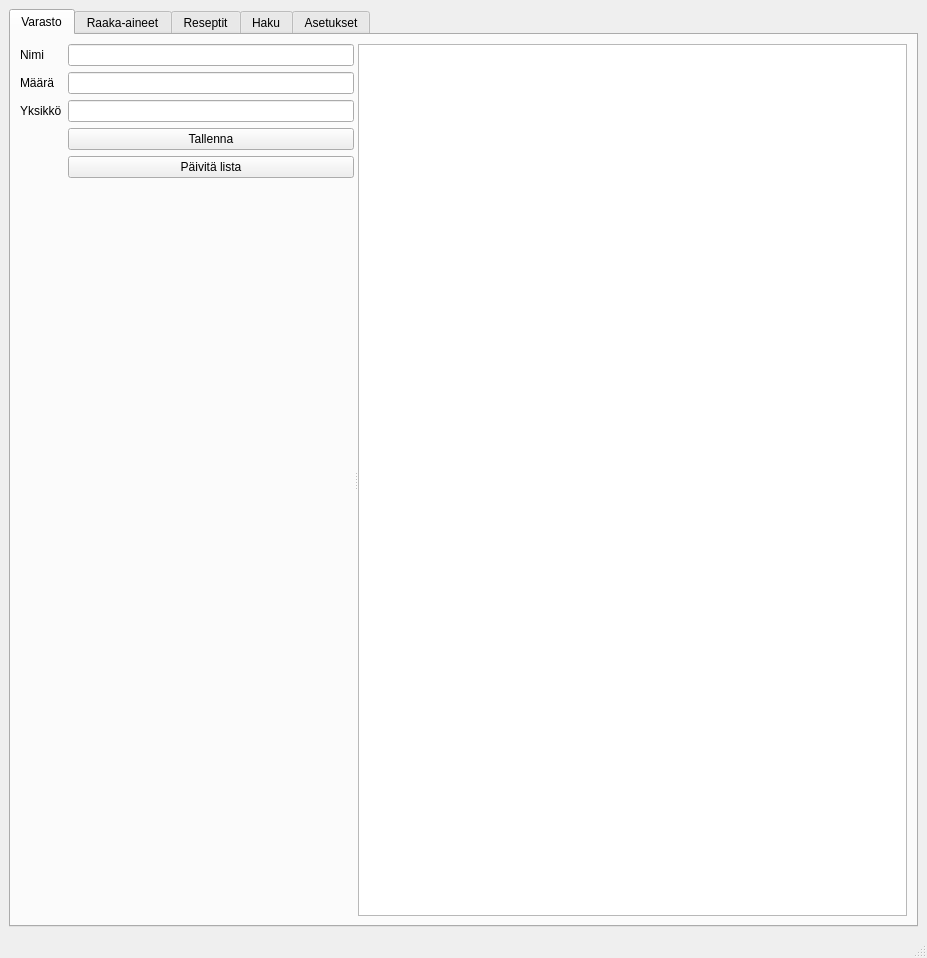
Old version of the form src/ReseptiGUI1.ui in the repository Kalmis/alykas-reseptikirja.
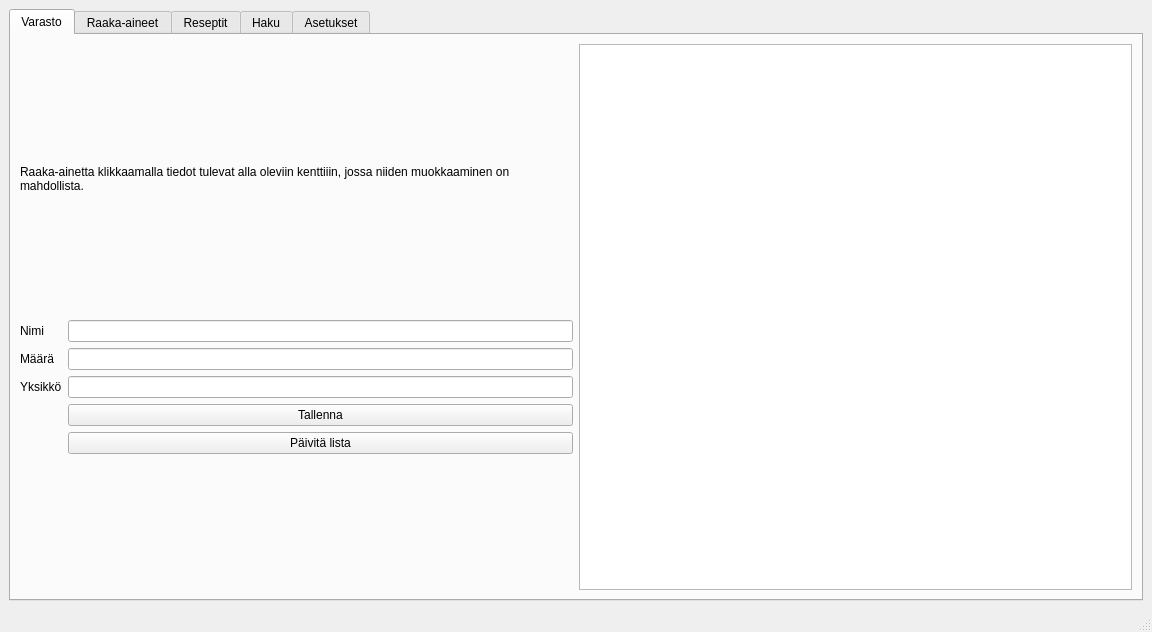
New version of the form. The open tabs and pages were chosen to show the change.

Diff of the .ui file:
```diff
--- a/src/ReseptiGUI1.ui
+++ b/src/ReseptiGUI1.ui
@@ -9,8 +9,8 @@
    <rect>
     <x>0</x>
     <y>0</y>
-    <width>927</width>
-    <height>958</height>
+    <width>1152</width>
+    <height>632</height>
    </rect>
   </property>
   <property name="mouseTracking">
@@ -38,20 +38,27 @@
        </attribute>
        <layout class="QHBoxLayout" name="horizontalLayout_2">
         <item>
-         <widget class="QSplitter" name="splitter">
-          <property name="orientation">
-           <enum>Qt::Horizontal</enum>
-          </property>
-          <widget class="QWidget" name="formLayoutWidget_3">
+         <layout class="QGridLayout" name="gridLayout_4">
+          <item row="0" column="0">
+           <widget class="QLabel" name="label">
+            <property name="text">
+             <string>Raaka-ainetta klikkaamalla tiedot tulevat alla oleviin kenttiiin, jossa niiden muokkaaminen on mahdollista.</string>
+            </property>
+            <property name="wordWrap">
+             <bool>true</bool>
+            </property>
+           </widget>
+          </item>
+          <item row="1" column="0">
            <layout class="QFormLayout" name="formLayout_3">
-            <item row="0" column="0">
+            <item row="4" column="0">
              <widget class="QLabel" name="nimiLabel">
               <property name="text">
                <string>Nimi</string>
               </property>
              </widget>
             </item>
-            <item row="0" column="1">
+            <item row="4" column="1">
              <widget class="QLineEdit" name="storageName">
               <property name="readOnly">
                <bool>true</bool>
@@ -61,27 +68,27 @@
               </property>
              </widget>
             </item>
-            <item row="1" column="0">
+            <item row="5" column="0">
              <widget class="QLabel" name="mRLabel">
               <property name="text">
                <string>Määrä</string>
               </property>
              </widget>
             </item>
-            <item row="1" column="1">
+            <item row="5" column="1">
              <widget class="QLineEdit" name="storageQuantity"/>
             </item>
-            <item row="2" column="0">
+            <item row="6" column="0">
              <widget class="QLabel" name="yksikkLabel">
               <property name="text">
                <string>Yksikkö</string>
               </property>
              </widget>
             </item>
-            <item row="2" column="1">
+            <item row="6" column="1">
              <widget class="QLineEdit" name="storageUnit"/>
             </item>
-            <item row="3" column="1">
+            <item row="7" column="1">
              <widget class="QPushButton" name="buttonSaveStorageInfo">
               <property name="text">
                <string>Tallenna</string>
@@ -91,7 +98,7 @@
               </property>
              </widget>
             </item>
-            <item row="4" column="1">
+            <item row="8" column="1">
              <widget class="QPushButton" name="buttonPopulateStorage">
               <property name="text">
                <string>Päivitä lista</string>
@@ -99,7 +106,10 @@
              </widget>
             </item>
            </layout>
-          </widget>
+          </item>
+         </layout>
+        </item>
+        <item>
           <widget class="QTableWidget" name="storageTable">
            <property name="toolTip">
             <string>&lt;html&gt;&lt;head/&gt;&lt;body&gt;&lt;p&gt;Varastossa olevat tuotteet&lt;/p&gt;&lt;/body&gt;&lt;/html&gt;</string>
@@ -129,7 +139,6 @@
             <bool>true</bool>
            </attribute>
           </widget>
-         </widget>
         </item>
        </layout>
       </widget>
```
Left out of the diff: 205 changed lines with no effect on the pictures. Lines whose indentation alone changed are shown as unchanged.
